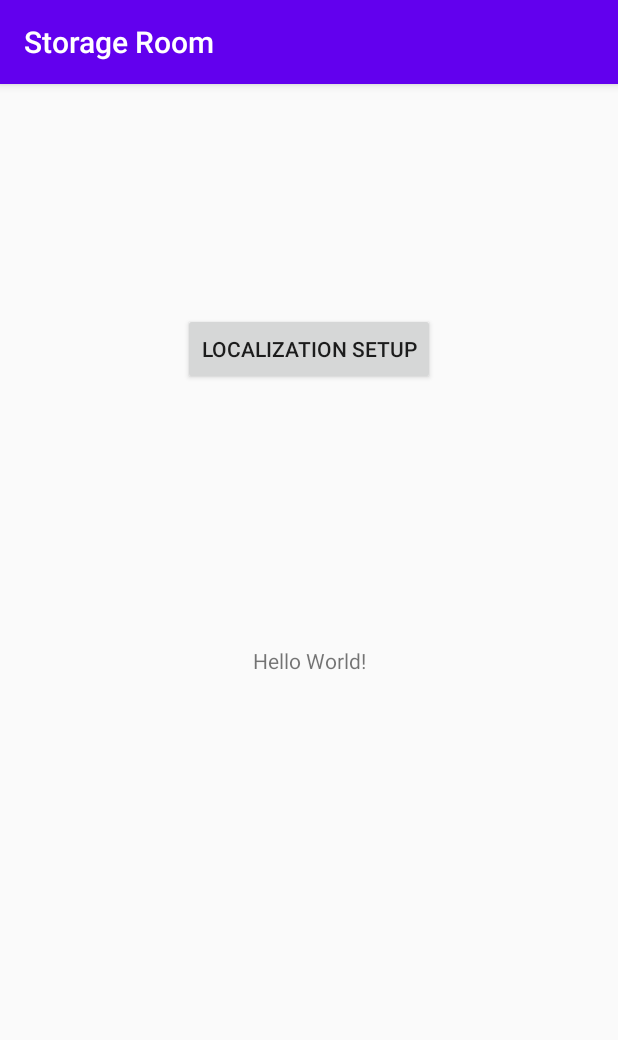
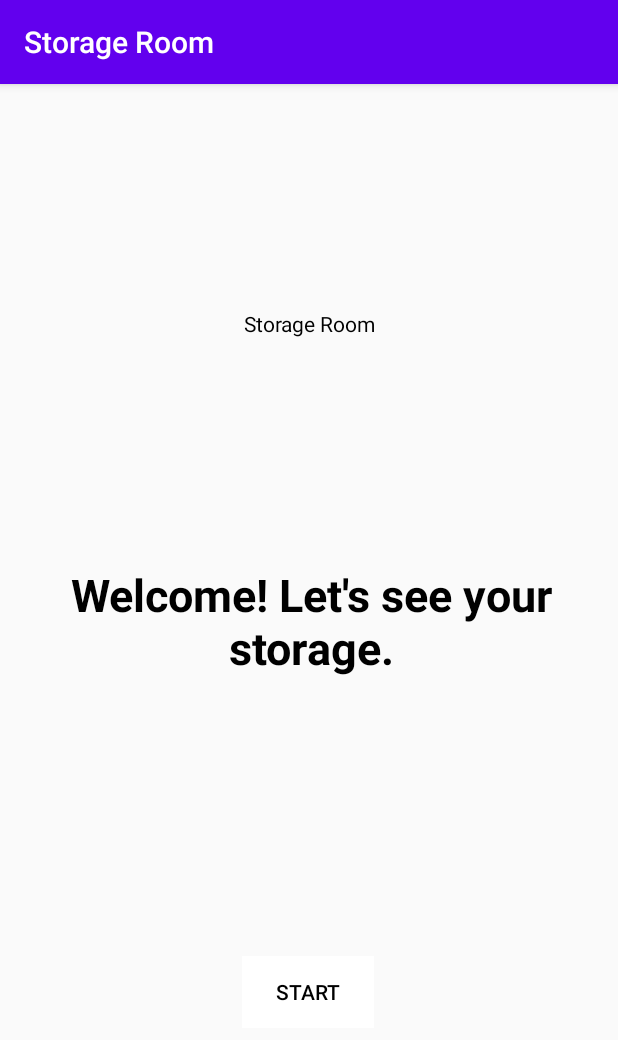
Before and after one commit to drolewski/StorageRoom, an Android app: the screen it shows after launch (MainActivity), on a phone screen of 412 x 824 dp. Shown: the top 1040 px of the screen. Run offline under Robolectric (Android 15) with nearby library versions, the phone set to English and light mode, and no system bars; our stand-ins replace Room's generated code.

Commit message:
Add Main Activity

```diff
--- a/app/src/main/java/io/drolewski/storageroom/activities/MainActivity.kt
+++ b/app/src/main/java/io/drolewski/storageroom/activities/MainActivity.kt
@@ -2,18 +2,35 @@ package io.drolewski.storageroom.activities
 
 import android.content.Intent
 import android.os.Bundle
-import android.view.View
 import androidx.appcompat.app.AppCompatActivity
+import io.drolewski.storageroom.database.AppDatabase
+import kotlinx.android.synthetic.main.activity_main.*
 
 class MainActivity : AppCompatActivity() {
 
     override fun onCreate(savedInstanceState: Bundle?) {
         super.onCreate(savedInstanceState)
         setContentView(R.layout.activity_main)
-    }
 
-    fun getLocalization(view: View) {
-        val intent = Intent(this, LocalizationActivity::class.java)
-        startActivity(intent)
+        val db = AppDatabase(applicationContext)
+        Thread{
+            val isConfigured = db.localizationDAO().getAll().isNotEmpty()
+
+            if(isConfigured) {
+                val activityToIntent = Intent(
+                    applicationContext,
+                    AddLocalization::class.java
+                )
+                startActivity(activityToIntent)
+            }else{
+                configurationButton.setOnClickListener(){
+                    val activityToIntent = Intent(
+                        applicationContext,
+                        AddLocalization::class.java
+                    )
+                    startActivity(activityToIntent)
+                }
+            }
+        }.start()
     }
 }
--- /dev/null
+++ b/app/src/main/java/io/drolewski/storageroom/database/AppDatabase.kt
@@ -0,0 +1,35 @@
+package io.drolewski.storageroom.database
+
+
+import android.content.Context
+import androidx.room.Database
+import androidx.room.Room
+import androidx.room.RoomDatabase
+import io.drolewski.storageroom.dao.*
+import io.drolewski.storageroom.entity.*
+
+@Database(
+    entities = [Box::class, Category::class, Localization::class, Object::class,
+        ObjectCategoryCrossRef::class, Photo::class], version = 1
+)
+public abstract class AppDatabase : RoomDatabase() {
+    abstract fun boxDAO(): BoxDAO
+    abstract fun categoryDAO(): CategoryDAO
+    abstract fun localizationDAO(): LocalizationDAO
+    abstract fun objectDAO(): ObjectDAO
+    abstract fun photoDAO(): PhotoDAO
+
+    companion object {
+        @Volatile private var instance: AppDatabase? = null
+        private val LOCK = Any()
+
+        operator fun invoke(context: Context)= instance ?: synchronized(LOCK){
+            instance ?: buildDatabase(context).also { instance = it }
+        }
+
+        private fun buildDatabase(context: Context) = Room.databaseBuilder(
+            context, AppDatabase::class.java, "storage-room.db")
+            .build()
+    }
+
+}
--- a/app/src/main/res/layout/activity_main.xml
+++ b/app/src/main/res/layout/activity_main.xml
@@ -6,26 +6,58 @@
     android:layout_height="match_parent"
     tools:context=".MainActivity">
 
-    <TextView
-        android:id="@+id/textView"
+    <Button
+        android:id="@+id/configurationButton"
+        style="@style/Widget.AppCompat.Button.Borderless.Colored"
         android:layout_width="wrap_content"
         android:layout_height="wrap_content"
-        android:text="Hello World!"
+        android:layout_marginStart="161dp"
+        android:layout_marginLeft="161dp"
+        android:layout_marginTop="298dp"
+        android:layout_marginEnd="24dp"
+        android:layout_marginRight="24dp"
+        android:layout_marginBottom="36dp"
+        android:background="#FFFFFF"
+        android:text="Start"
+        android:textColor="@android:color/black"
         app:layout_constraintBottom_toBottomOf="parent"
-        app:layout_constraintLeft_toLeftOf="parent"
-        app:layout_constraintRight_toRightOf="parent"
-        app:layout_constraintTop_toTopOf="parent" />
+        app:layout_constraintEnd_toEndOf="parent"
+        app:layout_constraintHorizontal_bias="0.0"
+        app:layout_constraintStart_toStartOf="parent"
+        app:layout_constraintTop_toBottomOf="@+id/Title"
+        app:layout_constraintVertical_bias="0.515" />
 
-    <Button
-        android:id="@+id/button"
-        android:layout_width="wrap_content"
-        android:layout_height="wrap_content"
-        android:onClick="getLocalization"
-        android:text="@string/localization"
-        app:layout_constraintBottom_toTopOf="@+id/textView"
+    <TextView
+        android:id="@+id/setupText"
+        android:layout_width="377dp"
+        android:layout_height="96dp"
+        android:layout_marginStart="16dp"
+        android:layout_marginLeft="16dp"
+        android:layout_marginEnd="16dp"
+        android:layout_marginRight="16dp"
+        android:text="Welcome! Let's see your storage."
+        android:textColor="@android:color/black"
+        android:textSize="30sp"
+        android:gravity="center"
+        android:textStyle="bold"
+        app:layout_constraintBottom_toTopOf="@+id/configurationButton"
+        app:layout_constraintEnd_toEndOf="parent"
+        app:layout_constraintHorizontal_bias="1.0"
+        app:layout_constraintStart_toStartOf="parent"
+        app:layout_constraintTop_toBottomOf="@+id/Title"
+        app:layout_constraintVertical_bias="0.436" />
+
+    <TextView
+        android:id="@+id/Title"
+        android:layout_width="139dp"
+        android:layout_height="30dp"
+        android:text="@string/app_name"
+        android:gravity="center"
+        android:textColor="@android:color/black"
+        app:layout_constraintBottom_toBottomOf="parent"
         app:layout_constraintEnd_toEndOf="parent"
         app:layout_constraintStart_toStartOf="parent"
         app:layout_constraintTop_toTopOf="parent"
-        app:layout_constraintVertical_bias="0.467" />
+        app:layout_constraintVertical_bias="0.196" />
 
 </androidx.constraintlayout.widget.ConstraintLayout>
```
Also changed, not shown: app/src/main/AndroidManifest.xml (+0 -8 lines), app/src/main/java/io/drolewski/storageroom/activities/LocalizationActivity.kt (deleted, +0 -13 lines), app/src/main/java/io/drolewski/storageroom/database/DatabaseClient.kt (deleted, +0 -11 lines), app/src/main/java/io/drolewski/storageroom/database/DatabaseStorageRoom.kt (deleted, +0 -21 lines), app/src/main/res/layout/activity_localization.xml (deleted, +0 -56 lines).
